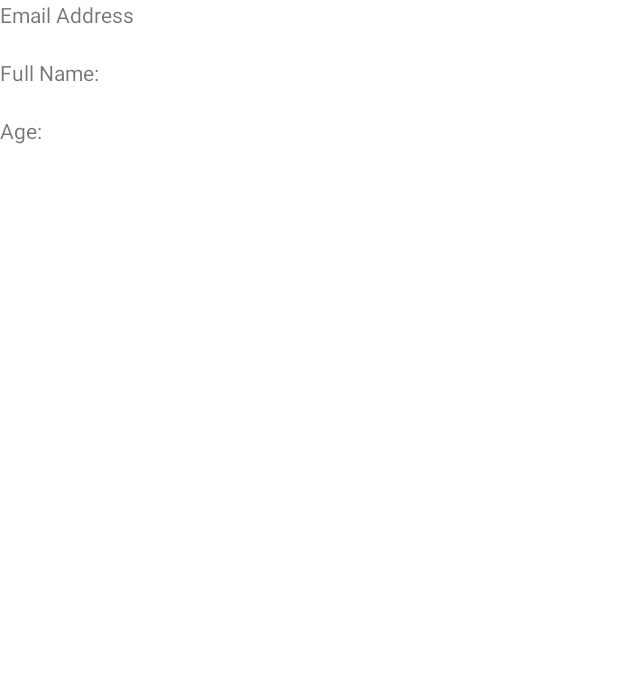
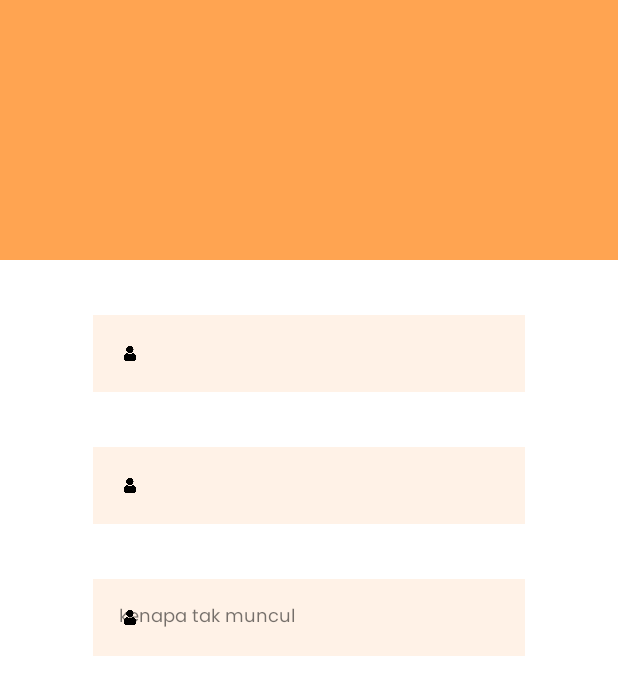
Before and after one commit to ainnurina/yololist, an Android app: the userprofile screen opened directly, with no data from a screen before it, on a phone screen of 412 x 824 dp. Shown: the top 695 px of the screen. Run offline under Robolectric (Android 15) with nearby library versions, the phone set to English and light mode, and no system bars; our stand-ins replace Firebase (no records; nobody signed in at launch, a user with empty details on screens opened directly); Roboto replaces fonts that are not available here.

Commit message:
new update 9/12 -3

```diff
--- a/app/src/main/java/com/example/yololist/PostYololistActivity.java
+++ b/app/src/main/java/com/example/yololist/PostYololistActivity.java
@@ -45,7 +45,8 @@ public class PostYololistActivity extends AppCompatActivity implements OnClickLi
     private Button buttonAdd;
     private EditText list_title;
     private EditText textIn;
-    private TextView textOut;
+    private TextView[] textOut;
+    private int count = 1;
     private LinearLayout container;
 
 
@@ -69,7 +70,6 @@ public class PostYololistActivity extends AppCompatActivity implements OnClickLi
 
         firebaseAuth = FirebaseAuth.getInstance();
         list_title = findViewById(R.id.post_list_title);
-        textOut = findViewById(R.id.textout); //nnt buat loop
         //currentUserTextView = findViewById(R.id.post_username_textview);
 
         textIn = findViewById(R.id.textin);
@@ -85,8 +85,13 @@ public class PostYololistActivity extends AppCompatActivity implements OnClickLi
             public void onClick(View view) {
                 LayoutInflater layoutInflater = (LayoutInflater) getBaseContext().getSystemService(LAYOUT_INFLATER_SERVICE);
                 final View addView = layoutInflater.inflate(R.layout.row, null);
-                TextView textOut = addView.findViewById(R.id.textout);
-                textOut.setText(textIn.getText().toString());
+
+                for (int i = 0; i < count; i++) {
+                    textOut[i] = addView.findViewById(R.id.textout); //set data dlm loop ni
+                    textOut[i].setText(textIn.getText().toString());
+                    count++;
+                }
+
 
                 Button buttonRemove = (Button) addView.findViewById(R.id.remove);
                 buttonRemove.setOnClickListener(new View.OnClickListener() {
@@ -154,6 +159,7 @@ public class PostYololistActivity extends AppCompatActivity implements OnClickLi
             });
             ---*/
 
+
             list.setTitle(title);
             list.setTotitem(totitem);
             list.setTimeAdded(new Timestamp(new Date()));
@@ -165,11 +171,13 @@ public class PostYololistActivity extends AppCompatActivity implements OnClickLi
                        @Override
                         public void onSuccess(DocumentReference documentReference) {
 
-                            //String itemName  = textOut.getText().toString().trim();
+                           int keycount = count;
 
-                            //insert loop data item into database
+                           for (int i = 0; i < keycount; i++) {
+                               String itemName = textOut[i].getText().toString().trim();
+
                                Items item = new Items();
-                                item.setItemName(title);
+                               item.setItemName(itemName);
                                item.isItemchecked("false");
 
                                //dptkan document id list
@@ -193,8 +201,7 @@ public class PostYololistActivity extends AppCompatActivity implements OnClickLi
 
                                            }
                                        });
-
-
+                           }
                         }
                     })
                     .addOnFailureListener(new OnFailureListener() {
--- a/app/src/main/java/com/example/yololist/RegisterActivity.java
+++ b/app/src/main/java/com/example/yololist/RegisterActivity.java
@@ -61,7 +61,7 @@ public class RegisterActivity extends AppCompatActivity {
         progressBar = findViewById(R.id.create_acct_progress);
         emailEditText = findViewById(R.id.email_account);
         passwordEditText = findViewById(R.id.password_account);
-        userNameEditText = findViewById(R.id.username_account);
+        userNameEditText = findViewById(R.id.profileEmail);
         confirmpasswordEditText = findViewById(R.id.confirmpassword);
 
         authStateListener = new FirebaseAuth.AuthStateListener() {
@@ -143,6 +143,7 @@ public class RegisterActivity extends AppCompatActivity {
                                         Map<String, String> userObj = new HashMap<>();
                                         userObj.put("userId", currentUserId);
                                         userObj.put("username", username);
+                                        userObj.put("email", email);
                                         //userObj.put("password", password)
 
                                         //save ato our firestore database
--- a/app/src/main/java/com/example/yololist/userprofile.java
+++ b/app/src/main/java/com/example/yololist/userprofile.java
@@ -1,8 +1,10 @@
 package com.example.yololist;
 
 import androidx.annotation.NonNull;
+import androidx.annotation.Nullable;
 import androidx.appcompat.app.AppCompatActivity;
 
+import android.content.Intent;
 import android.os.Bundle;
 import android.widget.TextView;
 import android.widget.Toast;
@@ -15,13 +17,20 @@ import com.google.firebase.database.DatabaseError;
 import com.google.firebase.database.DatabaseReference;
 import com.google.firebase.database.FirebaseDatabase;
 import com.google.firebase.database.ValueEventListener;
+import com.google.firebase.firestore.CollectionReference;
+import com.google.firebase.firestore.DocumentReference;
+import com.google.firebase.firestore.DocumentSnapshot;
+import com.google.firebase.firestore.EventListener;
+import com.google.firebase.firestore.FirebaseFirestore;
+import com.google.firebase.firestore.FirebaseFirestoreException;
 
 public class userprofile extends AppCompatActivity {
+    private TextView fullName, email, phone;
+    private FirebaseAuth fAuth;
+    private FirebaseFirestore db = FirebaseFirestore.getInstance();
+    //private CollectionReference collectionReference = db.collection("Users");
 
-    private FirebaseUser user;
-    private DatabaseReference reference;
-
-    private String userID;
+    String userId;
 
 
     @Override
@@ -29,34 +38,24 @@ public class userprofile extends AppCompatActivity {
         super.onCreate(savedInstanceState);
         setContentView(R.layout.activity_userprofile);
 
-        user = FirebaseAuth.getInstance().getCurrentUser();
-        reference= FirebaseDatabase.getInstance().getReference("Users");
-        userID = user.getUid();
+        phone = (TextView)findViewById(R.id.profilePhone);
+        fullName = (TextView)findViewById(R.id.profileName);
+        email = (TextView)findViewById(R.id.profileEmail);
 
-        final TextView fullNameTextView = (TextView)findViewById(R.id.fullName);
-        final TextView emailTextView = (TextView)findViewById(R.id.emailAddress);
-        final TextView ageTextView = (TextView)findViewById(R.id.age);
+        fAuth = FirebaseAuth.getInstance();
+        db = FirebaseFirestore.getInstance();
 
-        reference.child(userID).addListenerForSingleValueEvent(new ValueEventListener() {
+        userId = fAuth.getCurrentUser().getUid();
+
+        DocumentReference documentReference = db.collection("Users").document(userId);
+        documentReference.addSnapshotListener(this, new EventListener<DocumentSnapshot>() {
             @Override
-            public void onDataChange(@NonNull DataSnapshot snapshot) {
-                Shopper userProfile = snapshot.getValue(Shopper.class);
-
-                if (userProfile != null)    {
-                    String fullName = userProfile.userName;
-                    String email = userProfile.email;
-                    String age = "nononononino";
-
-                    fullNameTextView.setText(fullName);
-                    emailTextView.setText(email);
-                    ageTextView.setText(age);
-                }
-            }
-
-            @Override
-            public void onCancelled(@NonNull DatabaseError error) {
-                Toast.makeText(userprofile.this, "Something wrong happened", Toast.LENGTH_LONG).show();
+            public void onEvent(@Nullable DocumentSnapshot documentSnapshot, @Nullable FirebaseFirestoreException e) {
+                phone.setText("kenapa tak muncul");
+                fullName.setText(documentSnapshot.getString("username"));
+                email.setText(documentSnapshot.getString("email"));
             }
         });
+
     }
 }
--- a/app/src/main/res/layout/activity_register.xml
+++ b/app/src/main/res/layout/activity_register.xml
@@ -68,7 +68,7 @@
 
             <!--Input-->
             <EditText
-                android:id="@+id/username_account"
+                android:id="@+id/profileEmail"
                 android:layout_width="wrap_content"
                 android:layout_height="wrap_content"
                 android:layout_toRightOf="@id/name_icon"
--- a/app/src/main/res/layout/activity_userprofile.xml
+++ b/app/src/main/res/layout/activity_userprofile.xml
@@ -1,48 +1,125 @@
 <?xml version="1.0" encoding="utf-8"?>
-<ScrollView
-    xmlns:android="http://schemas.android.com/apk/res/android"
+<RelativeLayout xmlns:android="http://schemas.android.com/apk/res/android"
     xmlns:app="http://schemas.android.com/apk/res-auto"
     xmlns:tools="http://schemas.android.com/tools"
     android:layout_width="match_parent"
     android:layout_height="match_parent"
-    tools:context=".userprofile">
+    tools:context=".RegisterActivity">
 
     <LinearLayout
+        android:id="@+id/acct_login_form"
         android:layout_width="match_parent"
         android:layout_height="wrap_content"
         android:orientation="vertical">
 
-        <TextView
-            android:id="@+id/emailAddressTitle"
+        <FrameLayout
+            android:layout_width="match_parent"
+            android:layout_height="173dp"
+            android:background="@color/orange_700">
+
+        </FrameLayout>
+
+        <RelativeLayout
             android:layout_width="match_parent"
             android:layout_height="wrap_content"
-            android:text="Email Address" />
+            android:layout_marginLeft="62dp"
+            android:layout_marginTop="36.7dp"
+            android:layout_marginRight="62dp"
+            android:background="@color/orange_200">
 
-        <TextView
-            android:id="@+id/emailAddress"
-            android:layout_width="match_parent"
-            android:layout_height="wrap_content"/>
+            <!--Input-->
+            <TextView
+                android:id="@+id/profileName"
+                android:layout_width="wrap_content"
+                android:layout_height="wrap_content"
+                android:layout_toRightOf="@id/name_icon"
+                android:background="@android:color/transparent"
+                android:fontFamily="@font/poppins"
+                android:selectAllOnFocus="true"
+                android:maxLines="1"
+                android:paddingLeft="17dp"
+                android:paddingTop="15dp"
+                android:paddingBottom="15dp"
+                android:textSize="12sp"/>
 
-        <TextView
-            android:id="@+id/fullNameTitle"
+            <!--Icon-->
+            <ImageView
+                android:id="@+id/name_icon"
+                android:layout_width="14.7dp"
+                android:layout_height="10.3dp"
+                android:layout_centerVertical="true"
+                android:layout_marginLeft="17dp"
+                android:background="@android:color/transparent"
+                android:src="@drawable/profile_icon"/>
+
+        </RelativeLayout>
+
+
+        <RelativeLayout
             android:layout_width="match_parent"
             android:layout_height="wrap_content"
-            android:text="Full Name:" />
+            android:layout_marginLeft="62dp"
+            android:layout_marginTop="36.7dp"
+            android:layout_marginRight="62dp"
+            android:background="@color/orange_200">
 
-        <TextView
-            android:id="@+id/fullName"
-            android:layout_width="match_parent"
-            android:layout_height="wrap_content" />
+            <!--Input-->
+            <TextView
+                android:id="@+id/profileEmail"
+                android:layout_width="wrap_content"
+                android:layout_height="wrap_content"
+                android:background="@android:color/transparent"
+                android:fontFamily="@font/poppins"
+                android:selectAllOnFocus="true"
+                android:maxLines="1"
+                android:paddingLeft="17dp"
+                android:paddingTop="15dp"
+                android:paddingBottom="15dp"
+                android:textSize="12sp"/>
 
-        <TextView
-            android:id="@+id/ageTitle"
+            <!--Icon-->
+            <ImageView
+                android:layout_width="14.7dp"
+                android:layout_height="10.3dp"
+                android:layout_centerVertical="true"
+                android:layout_marginLeft="17dp"
+                android:background="@android:color/transparent"
+                android:src="@drawable/profile_icon"/>
+
+        </RelativeLayout>
+
+        <RelativeLayout
             android:layout_width="match_parent"
             android:layout_height="wrap_content"
-            android:text="Age:" />
+            android:layout_marginLeft="62dp"
+            android:layout_marginTop="36.7dp"
+            android:layout_marginRight="62dp"
+            android:background="@color/orange_200">
 
-        <TextView
-            android:id="@+id/age"
-            android:layout_width="match_parent"
-            android:layout_height="wrap_content"/>
+            <!--Input-->
+            <TextView
+                android:id="@+id/profilePhone"
+                android:layout_width="wrap_content"
+                android:layout_height="wrap_content"
+                android:layout_toRightOf="@id/name_icon"
+                android:background="@android:color/transparent"
+                android:fontFamily="@font/poppins"
+                android:selectAllOnFocus="true"
+                android:maxLines="1"
+                android:paddingLeft="17dp"
+                android:paddingTop="15dp"
+                android:paddingBottom="15dp"
+                android:textSize="12sp"/>
+
+            <!--Icon-->
+            <ImageView
+                android:layout_width="14.7dp"
+                android:layout_height="10.3dp"
+                android:layout_centerVertical="true"
+                android:layout_marginLeft="17dp"
+                android:background="@android:color/transparent"
+                android:src="@drawable/profile_icon"/>
+
+        </RelativeLayout>
     </LinearLayout>
-</ScrollView>
+</RelativeLayout>
```
Lines whose indentation alone changed are shown as unchanged.
